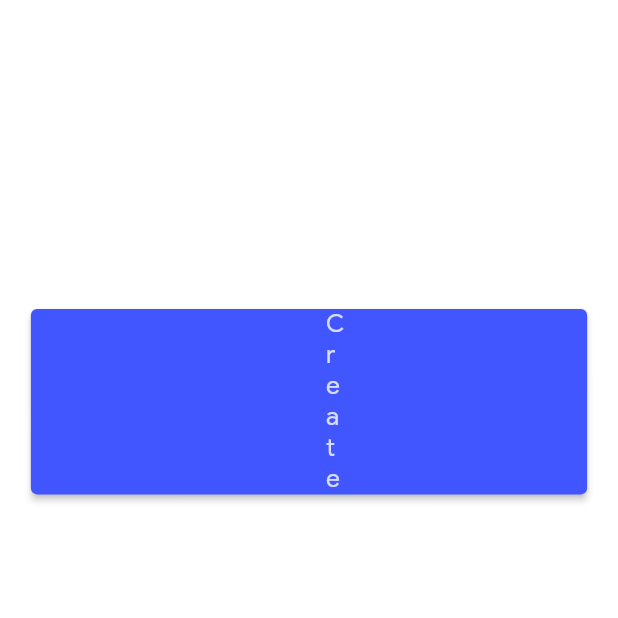
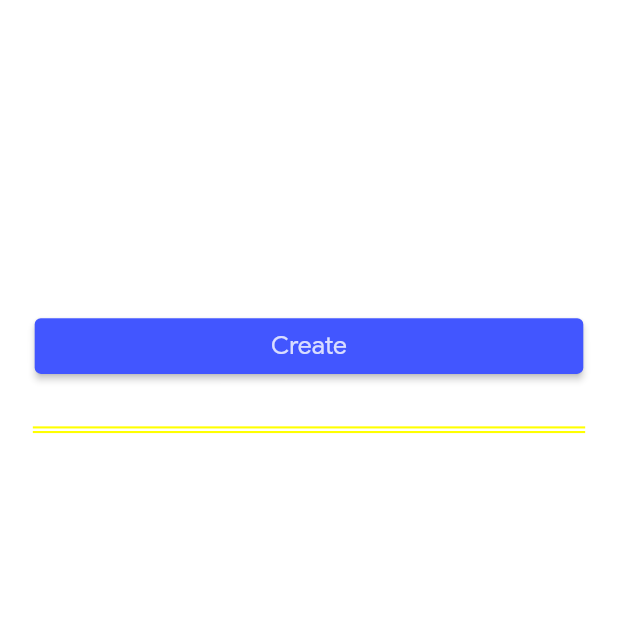
Before and after one commit to vanh2604/quizlet-clone, a Flutter app: the CreateScreen screen opened by its route, after a tap on "Create", on a phone screen of 412 x 824 dp, the top half of it. Run offline on Flutter 3.47's test engine with Material 2 defaults, Android fonts, the phone set to English and light mode, and no system bars; drawn by our look-alikes of flutter_typeahead; our stand-ins replace auto_size_text, carousel_slider, cloud_firestore, csv, file_picker, firebase_auth and 6 more; missing offline and left inert: google_mlkit_text_recognition; accounts and stored records are empty.

Commit message:
hint text added, create constraint implemented

```diff
--- a/lib/screens/main/create/create.dart
+++ b/lib/screens/main/create/create.dart
@@ -65,6 +65,7 @@
 
   Future<void> _submitData() async {
     final Map<String, String> cards = {};
+    if (widgets.length >= 4) {
       for (final widget in widgets) {
         if (widget is AddTerm) {
           cards[widget.termController.text] = widget.defController.text;
@@ -87,6 +88,18 @@
           ),
         );
       });
+    } else {
+      ScaffoldMessenger.of(context).showSnackBar(
+        const SnackBar(
+          content: QText(
+            text: "Please add at least 4 terms!",
+            color: Colors.white,
+          ),
+          behavior: SnackBarBehavior.floating,
+          backgroundColor: snackBarColor,
+        ),
+      );
+    }
   }
 
   Future<void> _csv() async {
@@ -256,8 +269,15 @@
                 _submitData();
               },
               child: const Padding(
-                padding: EdgeInsets.only(left: 175, right: 175),
+                padding: EdgeInsets.only(left: 137, right: 137),
                 child: QText(text: "Create", color: textColor),
+              ),
+            ),
+            const SizedBox(height: 10),
+            const Center(
+              child: QText(
+                color: textColor,
+                text: "Hint: At least 4 cards must be created within a set.",
               ),
             ),
           ],
```
Lines whose indentation alone changed are shown as unchanged.
